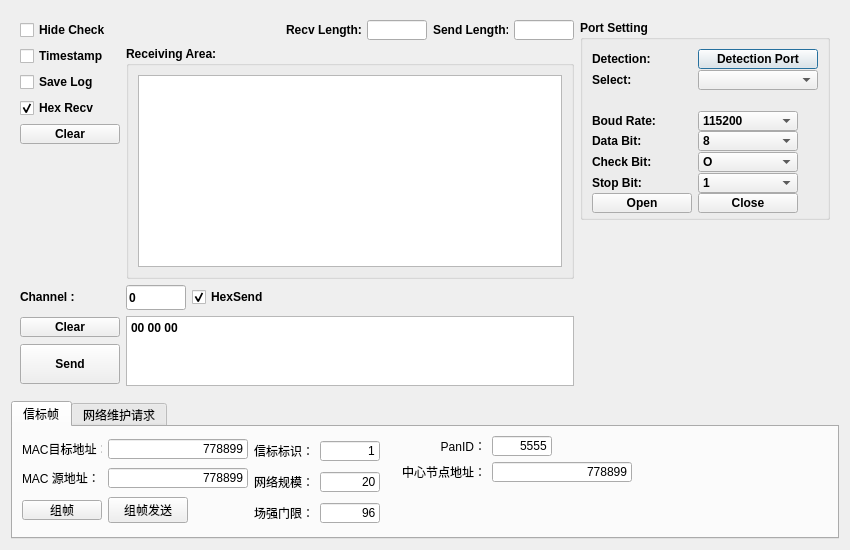
The window that ui/ui_gadget.ui (ZhenhuaWei/BaseSerialPortTool) describes before a commit, drawn with Qt 5.
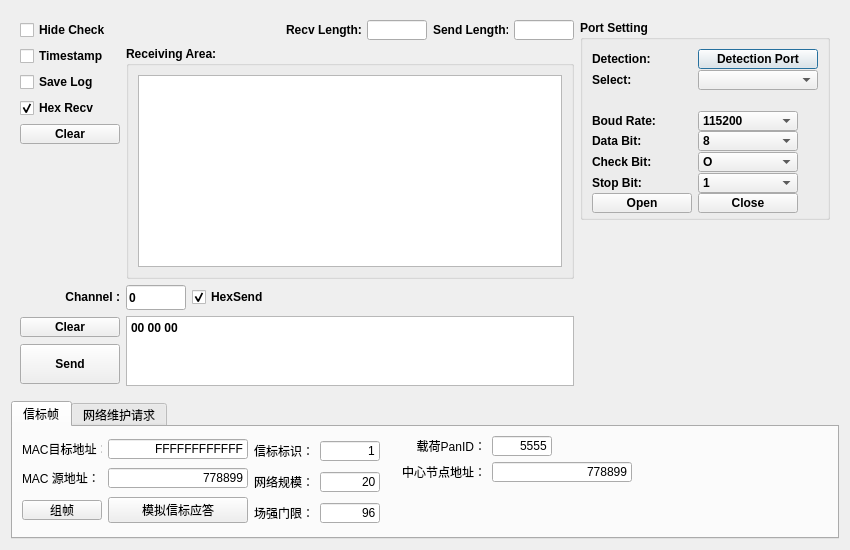
The same window after the commit.

Commit message: complete beacon compose and test function

The edit to the form file:
```diff
--- a/ui/ui_gadget.ui
+++ b/ui/ui_gadget.ui
@@ -884,6 +884,9 @@
            <property name="text">
             <string>Channel :</string>
            </property>
+           <property name="alignment">
+            <set>Qt::AlignRight|Qt::AlignTrailing|Qt::AlignVCenter</set>
+           </property>
           </widget>
          </item>
          <item row="0" column="1">
@@ -1067,7 +1070,7 @@
               <enum>Qt::LeftToRight</enum>
              </property>
              <property name="text">
-              <string>778899</string>
+              <string>FFFFFFFFFFFF</string>
              </property>
              <property name="alignment">
               <set>Qt::AlignRight|Qt::AlignTrailing|Qt::AlignVCenter</set>
@@ -1148,23 +1151,10 @@
            <item row="0" column="1">
             <widget class="QPushButton" name="beacon_compose_send_bt">
              <property name="text">
-              <string>组帧发送</string>
+              <string>模拟信标应答</string>
              </property>
             </widget>
            </item>
-           <item row="0" column="2">
-            <spacer name="horizontalSpacer_3">
-             <property name="orientation">
-              <enum>Qt::Horizontal</enum>
-             </property>
-             <property name="sizeHint" stdset="0">
-              <size>
-               <width>40</width>
-               <height>20</height>
-              </size>
-             </property>
-            </spacer>
-           </item>
           </layout>
          </item>
         </layout>
@@ -1330,7 +1320,7 @@
               <enum>Qt::RightToLeft</enum>
              </property>
              <property name="text">
-              <string>PanID：</string>
+              <string>载荷PanID：</string>
              </property>
              <property name="alignment">
               <set>Qt::AlignRight|Qt::AlignTrailing|Qt::AlignVCenter</set>
```
Left out of the diff: 37 changed lines with no effect on the pictures. The commit also changes 2 other files.
